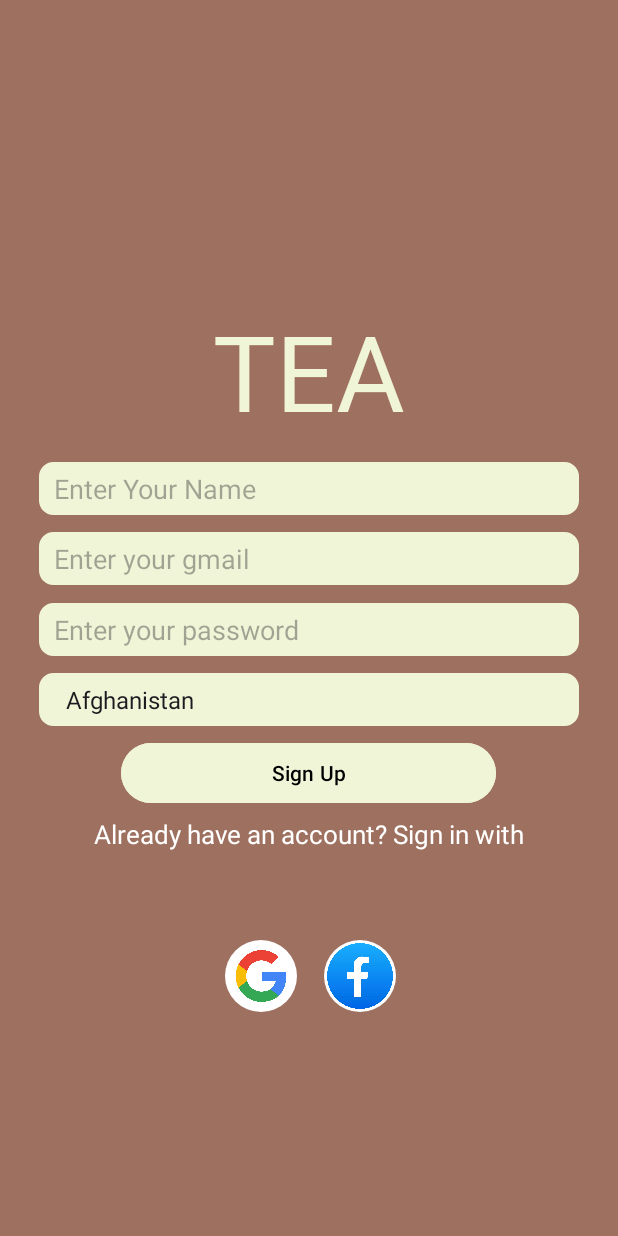
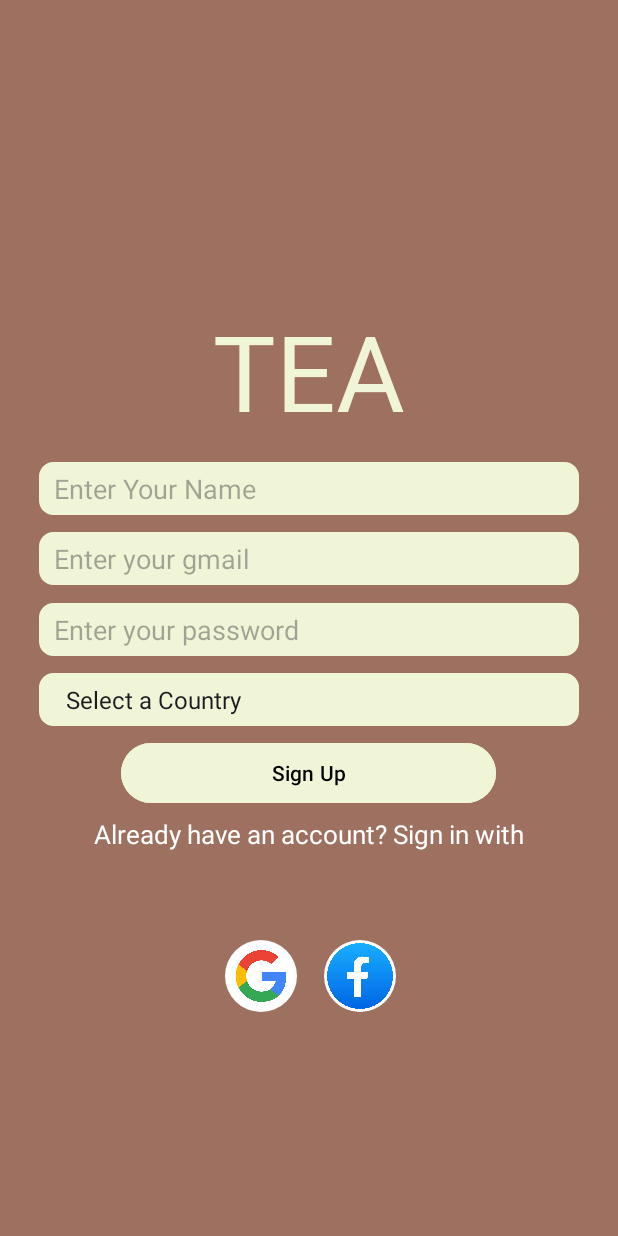
Before and after one commit to Farah-khtb1-cs/TEA-Meditation-App-Frontend, an Android app: the screen it shows after launch (StartActivity), after a tap on "Sign Up", on a phone screen of 412 x 824 dp. Run offline under Robolectric (Android 15) with nearby library versions, the phone set to English and light mode, and no system bars; Roboto replaces fonts that are not available here.

Commit message:
new commit from farah 25/1/2025 7:46pm

```diff
--- a/app/src/main/java/lb/edu/ul/tea/StartActivity.java
+++ b/app/src/main/java/lb/edu/ul/tea/StartActivity.java
@@ -1,87 +1,99 @@
 package lb.edu.ul.tea;
 
-import android.Manifest;
-import android.annotation.SuppressLint;
 import android.content.Context;
 import android.content.Intent;
-import android.content.pm.PackageManager;
+import android.content.SharedPreferences;
 import android.os.Bundle;
+import android.widget.ArrayAdapter;
+import android.widget.Button;
+import android.widget.EditText;
+import android.widget.Spinner;
+import android.widget.Toast;
 
-import androidx.activity.EdgeToEdge;
-import androidx.activity.result.contract.ActivityResultContracts;
 import androidx.appcompat.app.AppCompatActivity;
-import androidx.core.content.ContextCompat;
 import androidx.core.graphics.Insets;
 import androidx.core.view.ViewCompat;
 import androidx.core.view.WindowInsetsCompat;
 
-import android.view.KeyEvent;
-import android.view.View;
-import android.view.inputmethod.EditorInfo;
-import android.widget.AdapterView;
-import android.widget.Button;
-import android.widget.EditText;
-import android.widget.Spinner;
-import android.widget.TextView;
-import android.widget.Toast;
-import android.widget.ArrayAdapter;
-
-import lb.edu.ul.tea.MainActivity;
-import lb.edu.ul.tea.R;
-import lb.edu.ul.tea.StartActivity;
 import java.util.ArrayList;
 import java.util.Collections;
 import java.util.Locale;
-import java.util.Arrays;
-import java.util.Collection;
 
-public class StartActivity<StartActivity> extends AppCompatActivity {
-
-    private Object requestPermissionLauncher;
+public class StartActivity extends AppCompatActivity {
 
     @Override
     protected void onCreate(Bundle savedInstanceState) {
         super.onCreate(savedInstanceState);
-        EdgeToEdge.enable(this);
         setContentView(R.layout.activity_start);
+
+        // Adjust padding for system bars
         ViewCompat.setOnApplyWindowInsetsListener(findViewById(R.id.main), (v, insets) -> {
             Insets systemBars = insets.getInsets(WindowInsetsCompat.Type.systemBars());
             v.setPadding(systemBars.left, systemBars.top, systemBars.right, systemBars.bottom);
             return insets;
         });
-        Toast.makeText(this, "WELCOME WELCOME",
-                Toast.LENGTH_SHORT).show();
 
+        Toast.makeText(this, "WELCOME WELCOME", Toast.LENGTH_SHORT).show();
 
-        Spinner spinnercountries =findViewById(R.id.myspi);
-        ArrayList<String> countryList=getAllCountries();
-        ArrayAdapter<String> adapter=new ArrayAdapter<String>
-                (this,android.R.layout.simple_spinner_dropdown_item,countryList);
-        adapter.setDropDownViewResource(android.R.layout.simple_spinner_dropdown_item);
-        spinnercountries.setAdapter(adapter);
+        // Initialize UI components
+        Spinner spinnerCountries = findViewById(R.id.myspi);
+        EditText editTextUsername = findViewById(R.id.editTextText2);
+        EditText editTextEmail = findViewById(R.id.editText4);
+        EditText editTextPassword = findViewById(R.id.editText3);
+        Button signupButton = findViewById(R.id.signup);
 
+        // Populate the spinner with country names
+        ArrayList<String> countryList = getAllCountries();
+        ArrayAdapter<String> adapter = new ArrayAdapter<>(
+                this, android.R.layout.simple_spinner_dropdown_item, countryList);
+        spinnerCountries.setAdapter(adapter);
 
-        Button signupbutton=findViewById(R.id.signup);
-        signupbutton.setOnClickListener(new View.OnClickListener() {
-            @Override
-            public void onClick(View v) {
-                int position = spinnercountries.getSelectedItemPosition(); // Get the selected position
-                if (position > 0) { // Check if a valid country is selected
-                    Intent intent = new Intent(lb.edu.ul.tea.StartActivity.this, MainActivity.class);
-                    intent.putExtra("selectedCountry", countryList.get(position)); // Pass the selected country
-                    startActivity(intent);
-                } else {
-                    Toast.makeText(lb.edu.ul.tea.StartActivity.this, "Please select a country first.", Toast.LENGTH_SHORT).show();
-                }
+        // Check if the user is already logged in
+        SharedPreferences sharedPref = getSharedPreferences("my file", Context.MODE_PRIVATE);
+        String savedUsername = sharedPref.getString("username", null);
+        if (savedUsername != null) {
+            // Navigate to MainActivity if already logged in
+            Intent intent = new Intent(StartActivity.this, MainActivity.class);
+            startActivity(intent);
+            finish();
+            return; // Exit the current activity
+        }
+
+        // Set up the signup button click listener
+        signupButton.setOnClickListener(v -> {
+            // Get input values
+            String username = editTextUsername.getText().toString().trim();
+            String email = editTextEmail.getText().toString().trim();
+            String password = editTextPassword.getText().toString().trim();
+            int countryPosition = spinnerCountries.getSelectedItemPosition();
+
+            // Validate inputs
+            if (username.isEmpty() || email.isEmpty() || password.isEmpty()) {
+                Toast.makeText(this, "Please fill in all fields.", Toast.LENGTH_SHORT).show();
+                return;
             }
+
+            if (countryPosition <= 0) {
+                Toast.makeText(this, "Please select a valid country.", Toast.LENGTH_SHORT).show();
+                return;
+            }
+
+            // Save user data to SharedPreferences
+            SharedPreferences.Editor editor = sharedPref.edit();
+            editor.putString("username", username);
+            editor.putString("email", email);
+            editor.putString("password", password);
+            editor.putString("country", spinnerCountries.getSelectedItem().toString());
+            editor.apply();
+
+            // Navigate to MainActivity
+            Intent intent = new Intent(StartActivity.this, MainActivity.class);
+            startActivity(intent);
+            finish();
         });
-
-
-
     }
 
-
-
+    // Helper method to get a sorted list of all country names
     public static ArrayList<String> getAllCountries() {
         String[] isoCountryCodes = Locale.getISOCountries();
         ArrayList<String> countries = new ArrayList<>();
@@ -89,8 +101,8 @@ public class StartActivity<StartActivity> extends AppCompatActivity {
             Locale locale = new Locale("", countryCode);
             countries.add(locale.getDisplayCountry());
         }
-
         Collections.sort(countries);
+        countries.add(0, "Select a Country"); // Add a placeholder for the spinner
         return countries;
     }
 }
```
